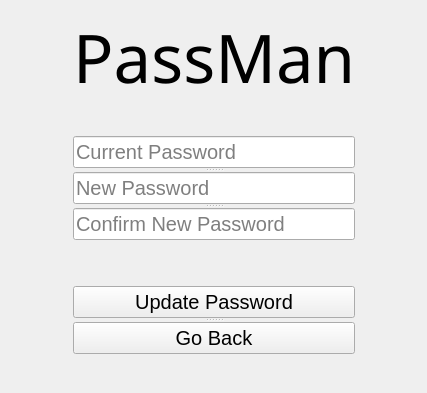
Qt form UpdatePasswordScreen.ui (jts5374/PASSMAN-2.0) before a commit.
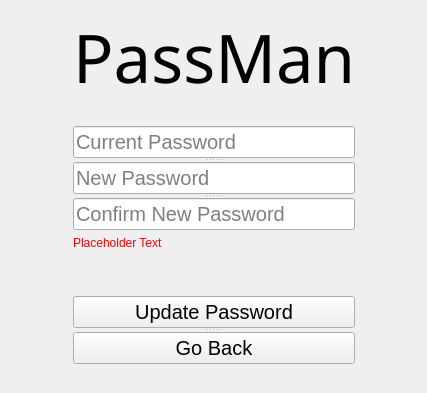
The same form after that commit.

Commit message: update master password function working as expected

Diff of the .ui file:
```diff
--- a/UpdatePasswordScreen.ui
+++ b/UpdatePasswordScreen.ui
@@ -14,7 +14,7 @@
    <string>Form</string>
   </property>
   <layout class="QGridLayout" name="gridLayout">
-   <item row="5" column="1">
+   <item row="6" column="1">
     <spacer name="verticalSpacer">
      <property name="orientation">
       <enum>Qt::Vertical</enum>
@@ -27,6 +27,19 @@
      </property>
     </spacer>
    </item>
+   <item row="2" column="2">
+    <spacer name="horizontalSpacer_2">
+     <property name="orientation">
+      <enum>Qt::Horizontal</enum>
+     </property>
+     <property name="sizeHint" stdset="0">
+      <size>
+       <width>40</width>
+       <height>20</height>
+      </size>
+     </property>
+    </spacer>
+   </item>
    <item row="1" column="1">
     <spacer name="verticalSpacer_3">
      <property name="orientation">
@@ -53,7 +66,7 @@
      </property>
     </spacer>
    </item>
-   <item row="3" column="1">
+   <item row="4" column="1">
     <spacer name="verticalSpacer_2">
      <property name="orientation">
       <enum>Qt::Vertical</enum>
@@ -115,7 +128,7 @@
      </widget>
     </widget>
    </item>
-   <item row="4" column="1">
+   <item row="5" column="1">
     <widget class="QSplitter" name="splitter_2">
      <property name="orientation">
       <enum>Qt::Vertical</enum>
@@ -166,18 +179,49 @@
      </property>
     </widget>
    </item>
-   <item row="2" column="2">
-    <spacer name="horizontalSpacer_2">
-     <property name="orientation">
-      <enum>Qt::Horizontal</enum>
+   <item row="3" column="1">
+    <widget class="QLabel" name="errormessageLabel">
+     <property name="palette">
+      <palette>
+       <active>
+        <colorrole role="WindowText">
+         <brush brushstyle="SolidPattern">
+          <color alpha="255">
+           <red>255</red>
+           <green>0</green>
+           <blue>0</blue>
+          </color>
+         </brush>
+        </colorrole>
+       </active>
+       <inactive>
+        <colorrole role="WindowText">
+         <brush brushstyle="SolidPattern">
+          <color alpha="255">
+           <red>255</red>
+           <green>0</green>
+           <blue>0</blue>
+          </color>
+         </brush>
+        </colorrole>
+       </inactive>
+       <disabled>
+        <colorrole role="WindowText">
+         <brush brushstyle="SolidPattern">
+          <color alpha="255">
+           <red>120</red>
+           <green>120</green>
+           <blue>120</blue>
+          </color>
+         </brush>
+        </colorrole>
+       </disabled>
+      </palette>
      </property>
-     <property name="sizeHint" stdset="0">
-      <size>
-       <width>40</width>
-       <height>20</height>
-      </size>
+     <property name="text">
+      <string>Placeholder Text</string>
      </property>
-    </spacer>
+    </widget>
    </item>
   </layout>
  </widget>
```
The commit also changes 2 other files.
